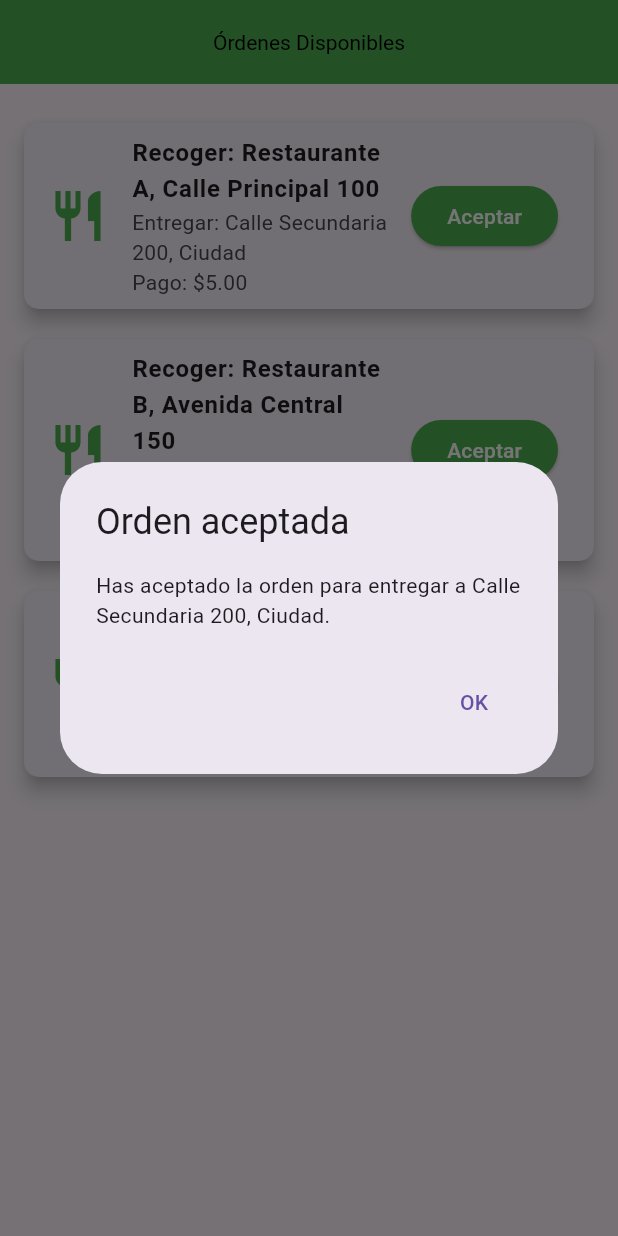
After one commit to Liowilo/Urban-Eats, a Flutter app: the AvailableOrdersScreen screen opened directly, after a tap on "Aceptar", on a phone screen of 412 x 824 dp. The commit adds this screen. Run offline on Flutter 3.47's test engine with Material 3 defaults, Android fonts, the phone set to English and light mode, and no system bars; our stand-ins replace carousel_slider, cookie_jar, dio, shared_preferences, smooth_page_indicator; accounts and stored records are empty.

Commit message:
Implementada ver ordenes disponibles, aceptar orden e historial de entregados

```diff
--- /dev/null
+++ b/apps/lib/ui/app/carrier/available/AvailableOrdersScreen.dart
@@ -0,0 +1,100 @@
+import 'package:flutter/material.dart';
+
+class AvailableOrdersScreen extends StatelessWidget {
+  const AvailableOrdersScreen({Key? key}) : super(key: key);
+
+  @override
+  Widget build(BuildContext context) {
+    // Lista de órdenes disponibles (ejemplo)
+    final List<Map<String, String>> availableOrders = [
+      {
+        'pickup': 'Restaurante A, Calle Principal 100',
+        'delivery': 'Calle Secundaria 200, Ciudad',
+        'payment': '\$5.00',
+      },
+      {
+        'pickup': 'Restaurante B, Avenida Central 150',
+        'delivery': 'Calle Tercera 300, Ciudad',
+        'payment': '\$7.00',
+      },
+      {
+        'pickup': 'Restaurante C, Calle Cuarta 120',
+        'delivery': 'Calle Quinta 400, Ciudad',
+        'payment': '\$6.50',
+      },
+    ];
+
+    return Scaffold(
+      appBar: AppBar(
+        title: const Text('Órdenes Disponibles'),
+        backgroundColor: Colors.green,
+      ),
+      body: Padding(
+        padding: const EdgeInsets.all(16.0),
+        child: ListView.builder(
+          itemCount: availableOrders.length,
+          itemBuilder: (context, index) {
+            final order = availableOrders[index];
+            return Card(
+              elevation: 5,
+              shape: RoundedRectangleBorder(
+                borderRadius: BorderRadius.circular(10.0),
+              ),
+              margin: const EdgeInsets.symmetric(vertical: 10.0),
+              child: ListTile(
+                leading: Icon(
+                  Icons.restaurant,
+                  color: Colors.green,
+                  size: 40,
+                ),
+                title: Text(
+                  'Recoger: ${order['pickup']}',
+                  style: const TextStyle(
+                    fontWeight: FontWeight.bold,
+                    fontSize: 16,
+                  ),
+                ),
+                subtitle: Text('Entregar: ${order['delivery']}\nPago: ${order['payment']}'),
+                trailing: ElevatedButton(
+                  onPressed: () {
+                    // Lógica para aceptar la orden
+                    _acceptOrder(context, order);
+                  },
+                  child: const Text('Aceptar', style: TextStyle(color: Colors.white)),
+                  style: ElevatedButton.styleFrom(
+                    primary: Colors.green, // Color de botón "Aceptar"
+                  ),
+                ),
+              ),
+            );
+          },
+        ),
+      ),
+    );
+  }
+
+  // Método para manejar la lógica de aceptar una orden
+  void _acceptOrder(BuildContext context, Map<String, String> order) {
+    // Aquí puedes agregar la lógica para aceptar la orden.
+    // Por ejemplo, enviar una solicitud al backend para asignar la orden al carrier.
+
+    // Mostramos un diálogo confirmando la aceptación de la orden
+    showDialog(
+      context: context,
+      builder: (BuildContext context) {
+        return AlertDialog(
+          title: const Text('Orden aceptada'),
+          content: Text('Has aceptado la orden para entregar a ${order['delivery']}.'),
+          actions: <Widget>[
+            TextButton(
+              onPressed: () {
+                Navigator.of(context).pop();
+              },
+              child: const Text('OK'),
+            ),
+          ],
+        );
+      },
+    );
+  }
+}
```
Also changed, not shown: apps/lib/ui/app/carrier/CarrierBaseLayout.dart (added, +25 -0 lines), apps/lib/ui/app/carrier/history/DeliveriesHistoryScreen.dart (added, +67 -0 lines), apps/lib/ui/app/carrier/home/CarrierHomeScreen.dart (added, +151 -0 lines), apps/lib/ui/auth/login/LoginScreen.dart (+8 -0 lines).
